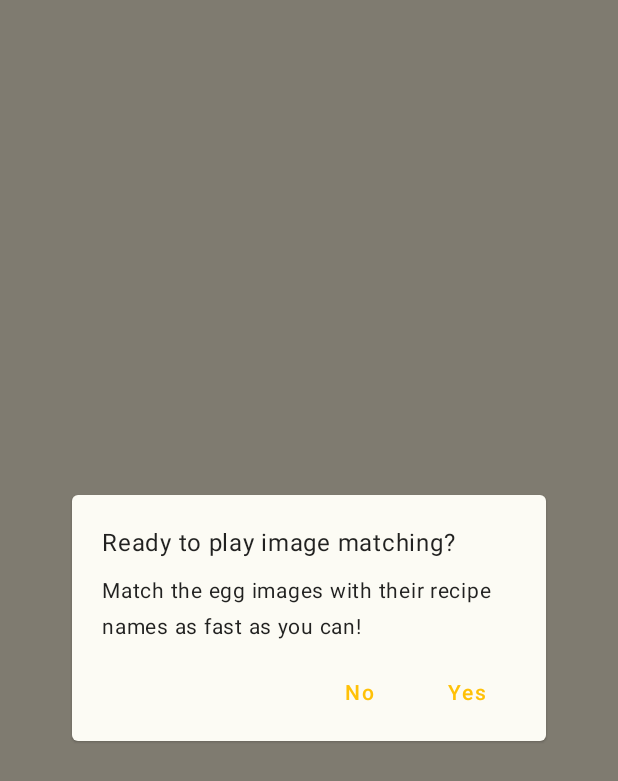
After one commit to jaidensiu/eggpedia, an Android app built with Jetpack Compose: the ImageMatchingGameScreen screen opened through its navigation route, on a phone screen of 412 x 824 dp. The commit adds this screen. Shown: the top 781 px of the screen. Run offline under Robolectric (Android 15) with nearby library versions, the phone set to English and light mode, and no system bars; our stand-ins replace Compose Multiplatform resources.

Commit message:
feat: implemented egg quiz games routes

```diff
--- a/composeApp/src/commonMain/kotlin/com/jaidensiu/eggpedia/app/App.kt
+++ b/composeApp/src/commonMain/kotlin/com/jaidensiu/eggpedia/app/App.kt
@@ -12,8 +12,11 @@ import androidx.navigation.compose.navigation
 import androidx.navigation.compose.rememberNavController
 import com.jaidensiu.eggpedia.ui.details.EggDetailsScreen
 import com.jaidensiu.eggpedia.ui.details.EggDetailsViewModel
+import com.jaidensiu.eggpedia.ui.games.game.ImageMatchingGameScreen
 import com.jaidensiu.eggpedia.ui.games.EggQuizGamesScreen
 import com.jaidensiu.eggpedia.ui.games.EggQuizGamesViewModel
+import com.jaidensiu.eggpedia.ui.games.game.CookingStepsOrderingGameScreen
+import com.jaidensiu.eggpedia.ui.games.game.MixOfQuestionsGameScreen
 import com.jaidensiu.eggpedia.ui.home.HomeScreen
 import com.jaidensiu.eggpedia.ui.home.HomeViewModel
 import com.jaidensiu.eggpedia.ui.list.EggsListScreen
@@ -91,9 +94,27 @@ fun App() {
                     EggQuizGamesScreen(
                         viewModel = viewModel,
                         onClickBack = { navController.navigateUp() },
-                        playCookingStepsOrdering = {},
-                        playEggImageMatching = {},
-                        playMixOfQuestions = {}
+                        playEggImageMatching = { navController.navigate(route = Route.ImageMatchingGame) },
+                        playCookingStepsOrdering = { navController.navigate(route = Route.CookingStepsOrderingGame) },
+                        playMixOfQuestions = { navController.navigate(route = Route.MixOfQuestionsGame) }
+                    )
+                }
+                composable<Route.ImageMatchingGame> {
+                    ImageMatchingGameScreen(
+                        onDismissGame = { navController.navigateUp() },
+                        onPlay = {}
+                    )
+                }
+                composable<Route.CookingStepsOrderingGame> {
+                    CookingStepsOrderingGameScreen(
+                        onDismissGame = { navController.navigateUp() },
+                        onPlay = {}
+                    )
+                }
+                composable<Route.MixOfQuestionsGame> {
+                    MixOfQuestionsGameScreen(
+                        onDismissGame = { navController.navigateUp() },
+                        onPlay = {}
                     )
                 }
             }
--- a/composeApp/src/commonMain/kotlin/com/jaidensiu/eggpedia/app/Route.kt
+++ b/composeApp/src/commonMain/kotlin/com/jaidensiu/eggpedia/app/Route.kt
@@ -20,4 +20,13 @@ sealed interface Route {
 
     @Serializable
     data object EggQuizGames : Route
+
+    @Serializable
+    data object ImageMatchingGame : Route
+
+    @Serializable
+    data object CookingStepsOrderingGame : Route
+
+    @Serializable
+    data object MixOfQuestionsGame : Route
 }
--- a/composeApp/src/commonMain/kotlin/com/jaidensiu/eggpedia/ui/details/EggDetailsScreen.kt
+++ b/composeApp/src/commonMain/kotlin/com/jaidensiu/eggpedia/ui/details/EggDetailsScreen.kt
@@ -30,6 +30,7 @@ import androidx.compose.ui.unit.dp
 import androidx.lifecycle.compose.collectAsStateWithLifecycle
 import coil3.compose.rememberAsyncImagePainter
 import com.jaidensiu.eggpedia.data.Egg
+import com.jaidensiu.eggpedia.ui.shared.CustomDialog
 import com.jaidensiu.eggpedia.ui.shared.isAndroid
 import org.koin.compose.viewmodel.koinViewModel
 
@@ -121,6 +122,8 @@ fun EggDetailsScreen(
         CustomDialog(
             modifier = Modifier.padding(horizontal = 48.dp),
             title = "Are you sure you want to remove this egg recipe?",
+            dismissText = "No",
+            confirmText = "Yes",
             onDismissRequest = { showDialog = false },
             onConfirm = {
                 viewModel.deleteEggFromLocal(egg.id.toString())
--- /dev/null
+++ b/composeApp/src/commonMain/kotlin/com/jaidensiu/eggpedia/ui/games/game/ImageMatchingGameScreen.kt
@@ -0,0 +1,40 @@
+package com.jaidensiu.eggpedia.ui.games.game
+
+import androidx.compose.animation.AnimatedVisibility
+import androidx.compose.foundation.layout.padding
+import androidx.compose.runtime.Composable
+import androidx.compose.runtime.getValue
+import androidx.compose.runtime.mutableStateOf
+import androidx.compose.runtime.remember
+import androidx.compose.runtime.setValue
+import androidx.compose.ui.Modifier
+import androidx.compose.ui.unit.dp
+import com.jaidensiu.eggpedia.ui.shared.CustomDialog
+
+@Composable
+fun ImageMatchingGameScreen(
+    onDismissGame: () -> Unit,
+    onPlay: () -> Unit
+) {
+    var showDialog by remember { mutableStateOf(value = true) }
+
+    AnimatedVisibility(visible = showDialog) {
+        CustomDialog(
+            modifier = Modifier.padding(horizontal = 48.dp),
+            title = "Ready to play image matching?",
+            message = "Match the egg images with their recipe names as fast as you can!",
+            dismissText = "No",
+            confirmText = "Yes",
+            onConfirm = {
+                showDialog = false
+                onPlay()
+            },
+            onDismiss = {
+                showDialog = false
+                onDismissGame()
+            }
+        )
+    }
+
+    // TODO: should be egg recipe name at top with 4 egg images like the Kahoot layout
+}
--- a/composeApp/src/commonMain/kotlin/com/jaidensiu/eggpedia/ui/details/CustomDialog.kt
+++ b/composeApp/src/commonMain/kotlin/com/jaidensiu/eggpedia/ui/shared/CustomDialog.kt
@@ -1,4 +1,4 @@
-package com.jaidensiu.eggpedia.ui.details
+package com.jaidensiu.eggpedia.ui.shared
 
 import androidx.compose.foundation.background
 import androidx.compose.foundation.clickable
@@ -23,13 +23,16 @@ import androidx.compose.ui.Alignment
 import androidx.compose.ui.Modifier
 import androidx.compose.ui.graphics.Color
 import androidx.compose.ui.unit.dp
+import androidx.compose.ui.unit.sp
 
 @Composable
 fun CustomDialog(
     modifier: Modifier = Modifier,
     title: String,
     message: String? = null,
-    onDismissRequest: () -> Unit,
+    dismissText: String,
+    confirmText: String,
+    onDismissRequest: () -> Unit = {},
     onConfirm: () -> Unit,
     onDismiss: () -> Unit
 ) {
@@ -55,18 +58,24 @@ fun CustomDialog(
                 verticalArrangement = Arrangement.Center,
             ) {
                 Text(text = title)
-                message?.let { Text(text = message) }
+                message?.let {
+                    Spacer(modifier = Modifier.height(8.dp))
+                    Text(
+                        text = message,
+                        fontSize = 14.sp
+                    )
+                }
                 Spacer(modifier = Modifier.height(8.dp))
                 Row(
                     modifier = Modifier.fillMaxWidth(),
                     horizontalArrangement = Arrangement.End
                 ) {
                     TextButton(onClick = onDismiss) {
-                        Text(text = "No")
+                        Text(text = dismissText)
                     }
                     Spacer(modifier = Modifier.width(8.dp))
                     TextButton(onClick = onConfirm) {
-                        Text(text = "Yes")
+                        Text(text = confirmText)
                     }
                 }
             }
```
Also changed, not shown: composeApp/src/commonMain/kotlin/com/jaidensiu/eggpedia/ui/games/EggQuizGamesScreen.kt (+11 -11 lines), composeApp/src/commonMain/kotlin/com/jaidensiu/eggpedia/ui/games/game/CookingStepsOrderingGameScreen.kt (added, +40 -0 lines), composeApp/src/commonMain/kotlin/com/jaidensiu/eggpedia/ui/games/game/MixOfQuestionsGameScreen.kt (added, +40 -0 lines).
